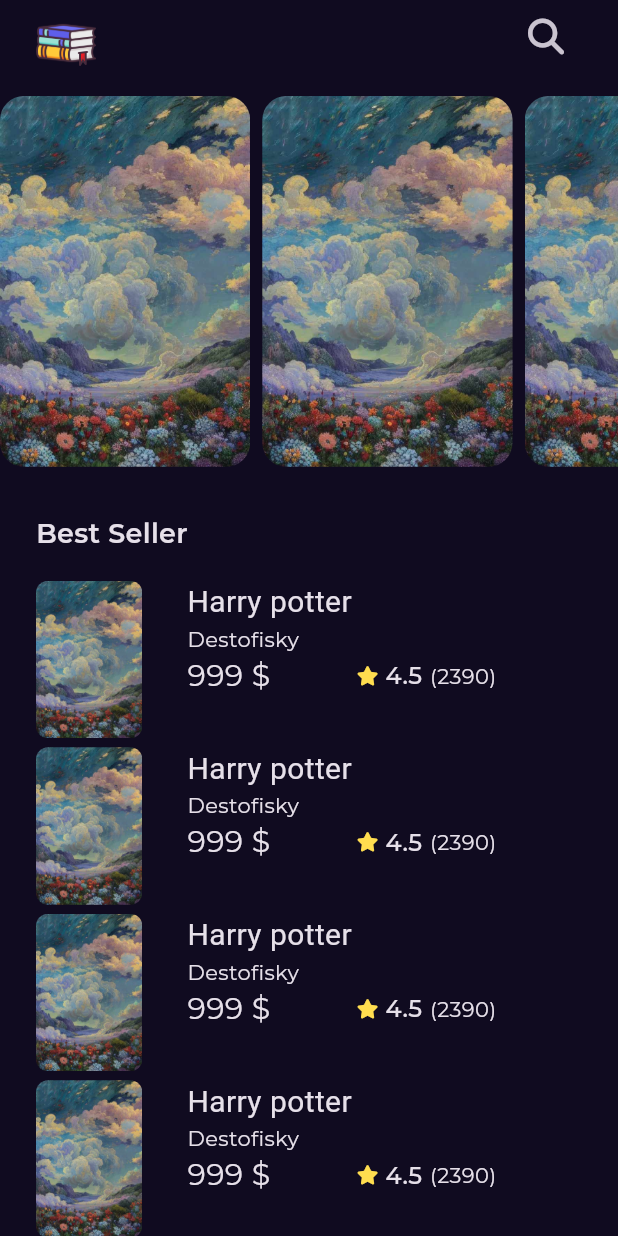
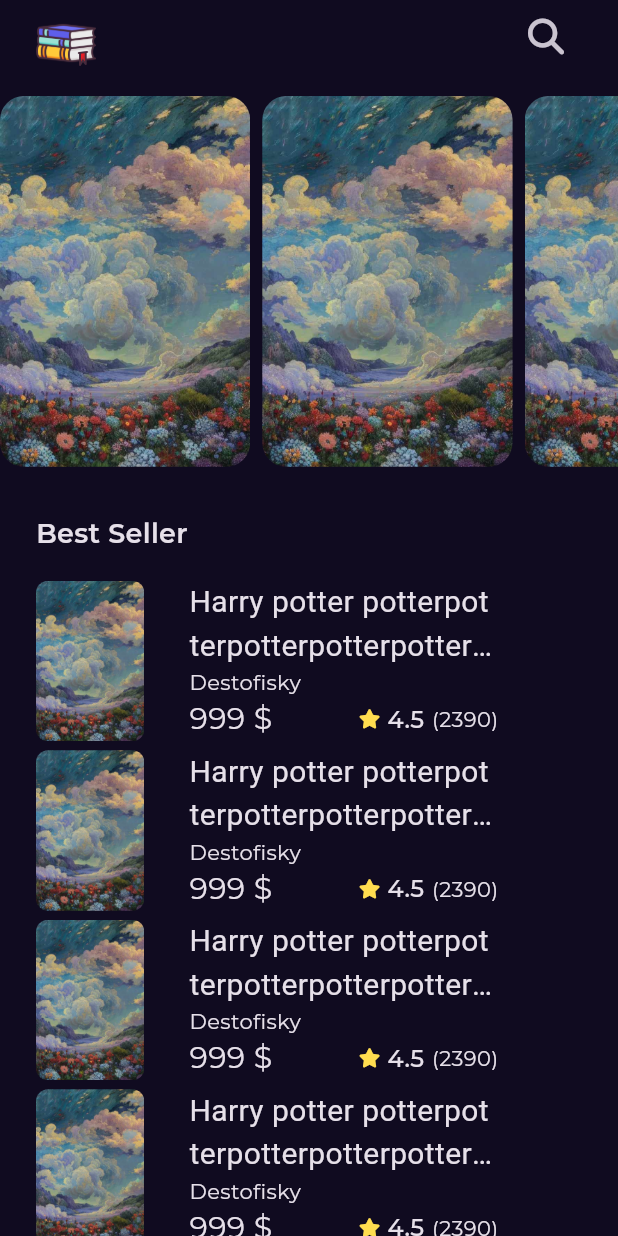
Before and after one commit to Waheed-Ashraf/Books-App, a Flutter app: the screen it shows after launch, on a phone screen of 412 x 824 dp. Run offline on Flutter 3.47's test engine with Material 3 defaults, Android fonts, the phone set to English and light mode, and no system bars; our stand-ins replace font_awesome_flutter, get, google_fonts, lottie.

Commit message:
custom scroll to homePage

```diff
--- a/lib/Features/HomePage/presentation/view/home_view.dart
+++ b/lib/Features/HomePage/presentation/view/home_view.dart
@@ -1,11 +1,9 @@
 import 'package:books_app/Features/HomePage/presentation/view/widgets/bestseller_list_view.dart';
 import 'package:books_app/Features/HomePage/presentation/view/widgets/custom_appbar.dart';
 import 'package:books_app/Features/HomePage/presentation/view/widgets/featuered_books_list.dart';
-import 'package:books_app/constent.dart';
-import 'package:books_app/core/utils/assets_data.dart';
 import 'package:books_app/core/utils/text_style.dart';
 import 'package:flutter/material.dart';
-import 'package:font_awesome_flutter/font_awesome_flutter.dart';
+import 'package:flutter/rendering.dart';
 
 class HomePage extends StatelessWidget {
   const HomePage({super.key});
@@ -14,6 +12,10 @@ class HomePage extends StatelessWidget {
   Widget build(BuildContext context) {
     return const Scaffold(
         body: SafeArea(
+      child: CustomScrollView(
+        physics: BouncingScrollPhysics(),
+        slivers: [
+          SliverToBoxAdapter(
             child: Column(
               crossAxisAlignment: CrossAxisAlignment.start,
               children: [
@@ -35,7 +37,12 @@ class HomePage extends StatelessWidget {
                 SizedBox(
                   height: 18,
                 ),
-          Expanded(child: BestSellerListView()),
+              ],
+            ),
+          ),
+          SliverFillRemaining(
+            child: BestSellerListView(),
+          )
         ],
       ),
     ));
--- a/lib/Features/HomePage/presentation/view/widgets/bestseller_item.dart
+++ b/lib/Features/HomePage/presentation/view/widgets/bestseller_item.dart
@@ -10,7 +10,7 @@ class BestSellerItem extends StatelessWidget {
     return Padding(
       padding: const EdgeInsets.only(bottom: 6),
       child: SizedBox(
-        height: 105,
+        height: 107,
         child: Row(
           children: [
             AspectRatio(
--- a/lib/Features/HomePage/presentation/view/widgets/bestseller_item_details.dart
+++ b/lib/Features/HomePage/presentation/view/widgets/bestseller_item_details.dart
@@ -14,7 +14,7 @@ class BestSellerItemDetails extends StatelessWidget {
         crossAxisAlignment: CrossAxisAlignment.start,
         children: [
           Text(
-            'Harry potter  ',
+            'Harry potter potterpotterpotterpotterpotterpotter',
             style: Styles.textStyle20.copyWith(
               fontFamily: kGtSectraFine,
             ),
--- a/lib/Features/HomePage/presentation/view/widgets/bestseller_list_view.dart
+++ b/lib/Features/HomePage/presentation/view/widgets/bestseller_list_view.dart
@@ -9,10 +9,10 @@ class BestSellerListView extends StatelessWidget {
     return Padding(
       padding: const EdgeInsets.symmetric(horizontal: 24),
       child: ListView.builder(
-          itemCount: 10,
+          // physics: const NeverScrollableScrollPhysics(),
           itemBuilder: (context, index) {
-            return const BestSellerItem();
-          }),
+        return const BestSellerItem();
+      }),
     );
   }
 }
```
Lines whose indentation alone changed are shown as unchanged.
